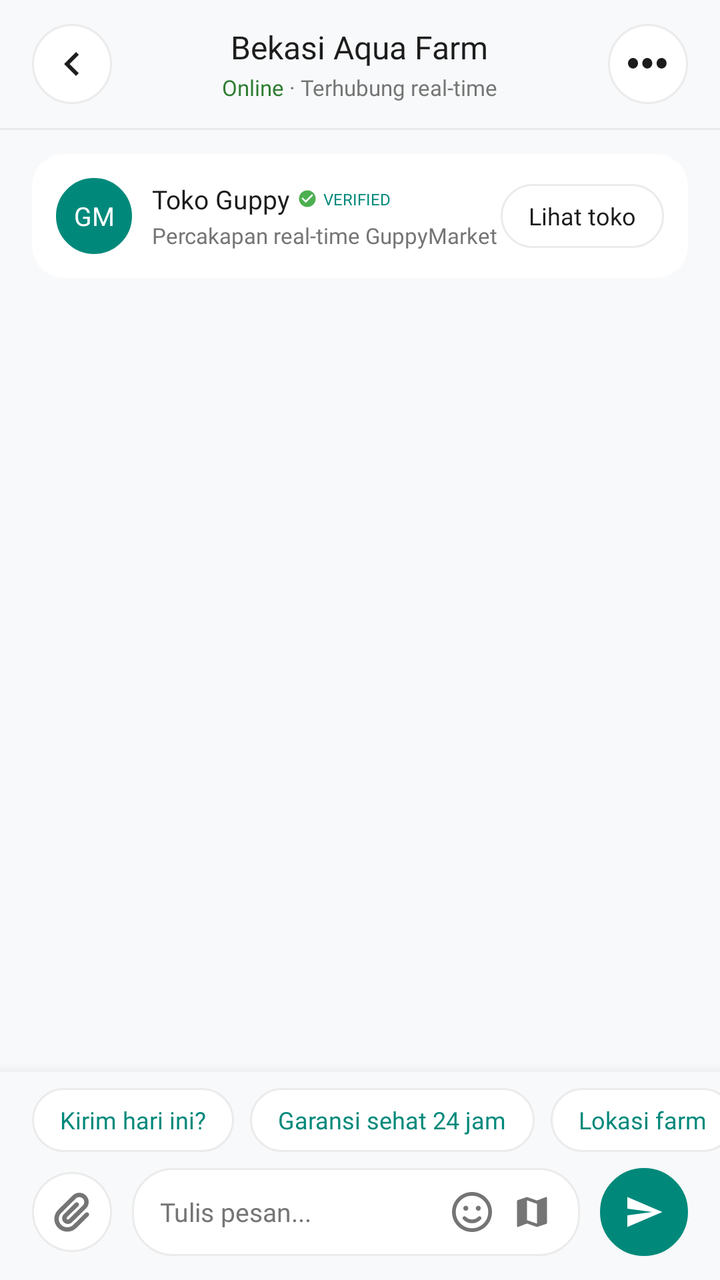
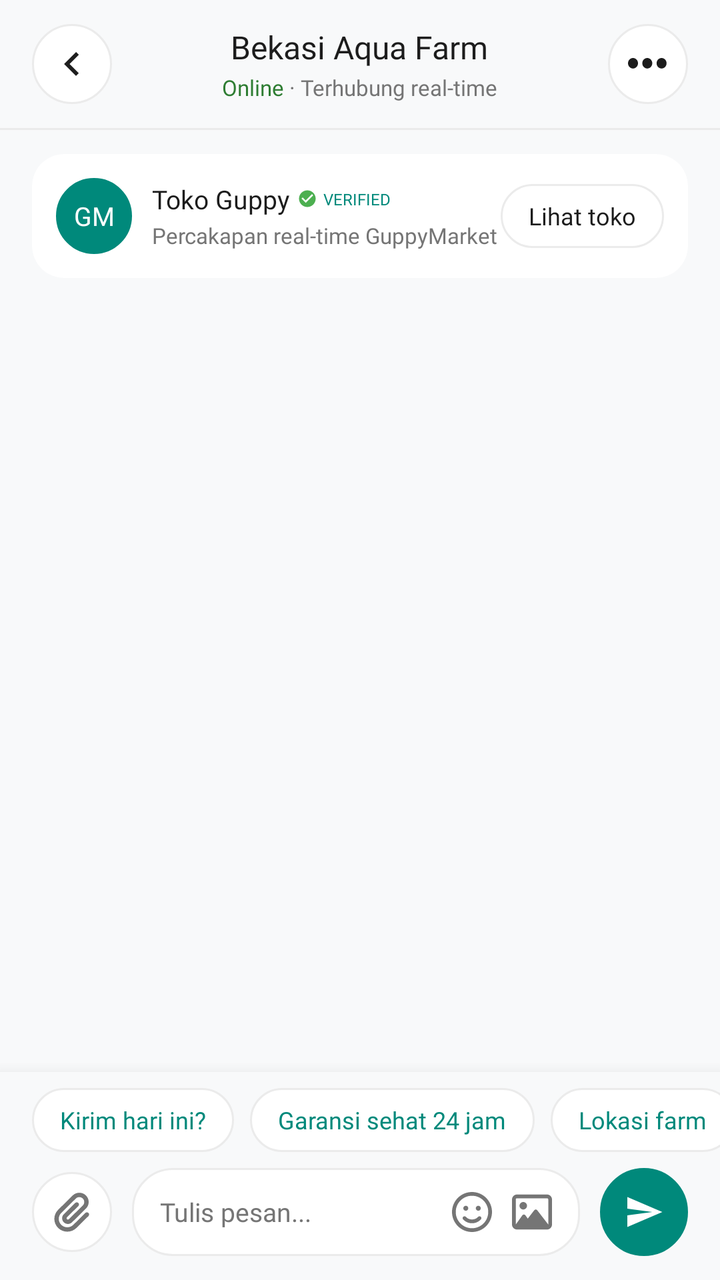

The first picture is an Android layout as it rendered before a commit; the second is the same layout after the commit. The layout source and the unified diff follow.
<!-- AndroidManifest.xml: application theme Theme.GuppyMarketIDN -->
<!-- res/layout/activity_chat.xml -->
<?xml version="1.0" encoding="utf-8"?>
<RelativeLayout
    xmlns:android="http://schemas.android.com/apk/res/android"
    xmlns:app="http://schemas.android.com/apk/res-auto"
    xmlns:tools="http://schemas.android.com/tools"
    android:id="@+id/main"
    android:layout_width="match_parent"
    android:layout_height="match_parent"
    android:background="#F8F9FA"
    tools:context=".menuHome.ChatActivity">

    
    <LinearLayout
        android:id="@+id/topBarChat"
        android:layout_width="match_parent"
        android:layout_height="wrap_content"
        android:layout_alignParentTop="true"
        android:background="#F8F9FA"
        android:paddingHorizontal="16dp"
        android:paddingTop="12dp"
        android:paddingBottom="12dp"
        android:gravity="center_vertical"
        android:orientation="horizontal">

        <ImageView
            android:id="@+id/btnBackChat"
            android:layout_width="40dp"
            android:layout_height="40dp"
            android:background="@drawable/bg_circle_white_stroke"
            android:src="@drawable/ic_chevron_left"
            android:padding="8dp"
            android:clickable="true"
            android:focusable="true"/>

        <LinearLayout
            android:layout_width="0dp"
            android:layout_weight="1"
            android:layout_height="wrap_content"
            android:layout_marginHorizontal="12dp"
            android:gravity="center"
            android:orientation="vertical">

            <TextView
                android:id="@+id/tvChatStoreName"
                android:layout_width="wrap_content"
                android:layout_height="wrap_content"
                android:fontFamily="@font/inter_bold"
                android:text="Bekasi Aqua Farm"
                android:textColor="@color/guppy_text_black"
                android:textSize="16sp" />

            <LinearLayout
                android:layout_width="wrap_content"
                android:layout_height="wrap_content"
                android:layout_marginTop="2dp"
                android:gravity="center"
                android:orientation="horizontal">

                <TextView
                    android:id="@+id/tvChatOnlineStatus"
                    android:layout_width="wrap_content"
                    android:layout_height="wrap_content"
                    android:fontFamily="@font/inter_semi_bold"
                    android:text="Online"
                    android:textColor="#2E7D32"
                    android:textSize="11sp" />

                <TextView
                    android:id="@+id/tvChatResponseSub"
                    android:layout_width="wrap_content"
                    android:layout_height="wrap_content"
                    android:fontFamily="@font/inter_regular"
                    android:text=" · Terhubung real-time"
                    android:textColor="@color/guppy_text_gray"
                    android:textSize="11sp" />
            </LinearLayout>
        </LinearLayout>

        <ImageView
            android:id="@+id/btnMoreOptions"
            android:layout_width="40dp"
            android:layout_height="40dp"
            android:background="@drawable/bg_circle_white_stroke"
            android:src="@drawable/ic_three_dots_setting"
            android:padding="10dp"
            app:tint="@color/guppy_text_black"
            android:clickable="true"
            android:focusable="true"/>
    </LinearLayout>

    <View
        android:id="@+id/dividerChatHeader"
        android:layout_width="match_parent"
        android:layout_height="1dp"
        android:layout_below="@id/topBarChat"
        android:background="@color/guppy_stroke"/>

    
    <androidx.core.widget.NestedScrollView
        android:id="@+id/scrollChatMessages"
        android:layout_width="match_parent"
        android:layout_height="match_parent"
        android:layout_below="@id/dividerChatHeader"
        android:layout_above="@id/bottomInputBarChat"
        android:fillViewport="true">

        <LinearLayout
            android:layout_width="match_parent"
            android:layout_height="wrap_content"
            android:orientation="vertical"
            android:paddingHorizontal="16dp"
            android:paddingTop="12dp"
            android:paddingBottom="24dp">

            
            <androidx.cardview.widget.CardView
                android:id="@+id/cardChatStoreOverlay"
                android:layout_width="match_parent"
                android:layout_height="wrap_content"
                android:layout_marginBottom="10dp"
                app:cardCornerRadius="16dp"
                app:cardElevation="0dp"
                app:cardBackgroundColor="@color/white"
                app:strokeColor="@color/guppy_stroke"
                app:strokeWidth="1dp">

                <LinearLayout
                    android:layout_width="match_parent"
                    android:layout_height="wrap_content"
                    android:padding="12dp"
                    android:gravity="center_vertical"
                    android:orientation="horizontal">

                    <FrameLayout
                        android:layout_width="38dp"
                        android:layout_height="38dp">

                        <TextView
                            android:id="@+id/tvChatStoreAvatar"
                            android:layout_width="38dp"
                            android:layout_height="38dp"
                            android:background="@drawable/bg_circle_image"
                            android:backgroundTint="@color/guppy_primary"
                            android:text="GM"
                            android:textColor="@color/white"
                            android:gravity="center"
                            android:fontFamily="@font/inter_semi_bold"
                            android:textSize="13sp"/>

                        <androidx.cardview.widget.CardView
                            android:id="@+id/cardChatStoreAvatarImage"
                            android:layout_width="38dp"
                            android:layout_height="38dp"
                            app:cardCornerRadius="19dp"
                            app:cardElevation="0dp"
                            android:visibility="gone">

                            <ImageView
                                android:id="@+id/ivChatStoreAvatarImage"
                                android:layout_width="match_parent"
                                android:layout_height="match_parent"
                                android:scaleType="centerCrop"
                                android:src="@drawable/ic_default_user_avatar" />
                        </androidx.cardview.widget.CardView>
                    </FrameLayout>

                    <LinearLayout
                        android:layout_width="0dp"
                        android:layout_weight="1"
                        android:layout_height="wrap_content"
                        android:layout_marginStart="10dp"
                        android:orientation="vertical">

                        <LinearLayout
                            android:layout_width="wrap_content"
                            android:layout_height="wrap_content"
                            android:orientation="horizontal"
                            android:gravity="center_vertical">
                            <TextView
                                android:id="@+id/tvChatStoreCardName"
                                android:layout_width="wrap_content"
                                android:layout_height="wrap_content"
                                android:text="Toko Guppy"
                                android:fontFamily="@font/inter_bold"
                                android:textColor="@color/guppy_text_black"
                                android:textSize="13sp"
                                android:layout_marginEnd="4dp"/>
                            <ImageView
                                android:id="@+id/ivChatVerifiedBadge"
                                android:layout_width="10dp"
                                android:layout_height="10dp"
                                android:src="@drawable/ic_verified_badge"/>
                            <TextView
                                android:id="@+id/tvChatVerifiedTag"
                                android:layout_width="wrap_content"
                                android:layout_height="wrap_content"
                                android:layout_marginStart="3dp"
                                android:text="VERIFIED"
                                android:textColor="@color/guppy_primary"
                                android:fontFamily="@font/inter_bold"
                                android:textSize="8sp"/>
                        </LinearLayout>

                        <TextView
                            android:id="@+id/tvChatStoreSubLabel"
                            android:layout_width="wrap_content"
                            android:layout_height="wrap_content"
                            android:layout_marginTop="2dp"
                            android:text="Percakapan real-time GuppyMarket"
                            android:fontFamily="@font/inter_regular"
                            android:textSize="11sp"
                            android:textColor="@color/guppy_text_gray"/>
                    </LinearLayout>

                    <TextView
                        android:id="@+id/btnViewStore"
                        android:layout_width="wrap_content"
                        android:layout_height="32dp"
                        android:background="@drawable/bg_chip_outline"
                        android:text="Lihat toko"
                        android:textColor="@color/guppy_text_black"
                        android:fontFamily="@font/inter_bold"
                        android:textSize="12sp"
                        android:gravity="center"
                        android:paddingHorizontal="14dp"
                        android:clickable="true"
                        android:focusable="true"/>
                </LinearLayout>
            </androidx.cardview.widget.CardView>

            
            <androidx.cardview.widget.CardView
                android:id="@+id/cardAttachedProduct"
                android:layout_width="match_parent"
                android:layout_height="wrap_content"
                android:layout_marginBottom="16dp"
                android:visibility="gone"
                app:cardCornerRadius="16dp"
                app:cardElevation="0dp"
                app:cardBackgroundColor="@color/white"
                app:strokeColor="@color/guppy_stroke"
                app:strokeWidth="1dp">

                <LinearLayout
                    android:layout_width="match_parent"
                    android:layout_height="wrap_content"
                    android:padding="12dp"
                    android:gravity="center_vertical"
                    android:orientation="horizontal">

                    <com.google.android.material.imageview.ShapeableImageView
                        android:layout_width="56dp"
                        android:layout_height="56dp"
                        android:src="@drawable/bg_image_grid"
                        android:scaleType="centerCrop"
                        app:cornerSize="10dp"/>

                    <LinearLayout
                        android:layout_width="0dp"
                        android:layout_weight="1"
                        android:layout_height="wrap_content"
                        android:layout_marginStart="12dp"
                        android:orientation="vertical">

                        <TextView
                            android:id="@+id/tvAttachedProductTitle"
                            android:layout_width="wrap_content"
                            android:layout_height="wrap_content"
                            android:text=""
                            android:textColor="@color/guppy_text_black"
                            android:fontFamily="@font/inter_bold"
                            android:textSize="14sp"/>

                        <TextView
                            android:id="@+id/tvAttachedProductPrice"
                            android:layout_width="wrap_content"
                            android:layout_height="wrap_content"
                            android:layout_marginTop="4dp"
                            android:text=""
                            android:textColor="@color/guppy_primary"
                            android:fontFamily="@font/inter_bold"
                            android:textSize="13sp"/>
                    </LinearLayout>
                </LinearLayout>
            </androidx.cardview.widget.CardView>

            
            <TextView
                android:id="@+id/tvChatEmptyState"
                android:layout_width="match_parent"
                android:layout_height="wrap_content"
                android:layout_marginTop="48dp"
                android:layout_marginBottom="24dp"
                android:gravity="center"
                android:text="Belum ada pesan.\nMulai percakapan di bawah."
                android:textColor="@color/guppy_text_gray"
                android:fontFamily="@font/inter_regular"
                android:textSize="13sp"
                android:visibility="gone"/>

            
            <LinearLayout
                android:id="@+id/layoutDynamicChatMessages"
                android:layout_width="match_parent"
                android:layout_height="wrap_content"
                android:orientation="vertical"/>
        </LinearLayout>
    </androidx.core.widget.NestedScrollView>

    
    <LinearLayout
        android:id="@+id/bottomInputBarChat"
        android:layout_width="match_parent"
        android:layout_height="wrap_content"
        android:layout_alignParentBottom="true"
        android:background="#F8F9FA"
        android:elevation="12dp"
        android:orientation="vertical"
        android:paddingTop="8dp"
        android:paddingBottom="12dp">

        
        <HorizontalScrollView
            android:layout_width="match_parent"
            android:layout_height="wrap_content"
            android:scrollbars="none"
            android:clipToPadding="false"
            android:paddingHorizontal="16dp"
            android:layout_marginBottom="8dp">

            <LinearLayout
                android:layout_width="wrap_content"
                android:layout_height="wrap_content"
                android:orientation="horizontal">

                <TextView
                    android:id="@+id/chipQuickReply1"
                    android:layout_width="wrap_content"
                    android:layout_height="32dp"
                    android:background="@drawable/bg_chip_outline"
                    android:text="Kirim hari ini?"
                    android:textColor="@color/guppy_primary"
                    android:fontFamily="@font/inter_semi_bold"
                    android:textSize="12sp"
                    android:gravity="center"
                    android:paddingHorizontal="14dp"
                    android:layout_marginEnd="8dp"
                    android:clickable="true"
                    android:focusable="true"/>

                <TextView
                    android:id="@+id/chipQuickReply2"
                    android:layout_width="wrap_content"
                    android:layout_height="32dp"
                    android:background="@drawable/bg_chip_outline"
                    android:text="Garansi sehat 24 jam"
                    android:textColor="@color/guppy_primary"
                    android:fontFamily="@font/inter_semi_bold"
                    android:textSize="12sp"
                    android:gravity="center"
                    android:paddingHorizontal="14dp"
                    android:layout_marginEnd="8dp"
                    android:clickable="true"
                    android:focusable="true"/>

                <TextView
                    android:id="@+id/chipQuickReply3"
                    android:layout_width="wrap_content"
                    android:layout_height="32dp"
                    android:background="@drawable/bg_chip_outline"
                    android:text="Lokasi farm"
                    android:textColor="@color/guppy_primary"
                    android:fontFamily="@font/inter_semi_bold"
                    android:textSize="12sp"
                    android:gravity="center"
                    android:paddingHorizontal="14dp"
                    android:clickable="true"
                    android:focusable="true"/>
            </LinearLayout>
        </HorizontalScrollView>

        
        <LinearLayout
            android:layout_width="match_parent"
            android:layout_height="wrap_content"
            android:paddingHorizontal="16dp"
            android:gravity="center_vertical"
            android:orientation="horizontal">

            
            <ImageView
                android:id="@+id/btnAttachFile"
                android:layout_width="40dp"
                android:layout_height="40dp"
                android:background="@drawable/bg_circle_white_stroke"
                android:src="@drawable/ic_attachment_clip"
                android:padding="10dp"
                app:tint="@color/guppy_text_gray"
                android:layout_marginEnd="10dp"
                android:clickable="true"
                android:focusable="true"/>

            
            <LinearLayout
                android:layout_width="0dp"
                android:layout_weight="1"
                android:layout_height="44dp"
                android:background="@drawable/bg_chip_outline"
                android:gravity="center_vertical"
                android:orientation="horizontal"
                android:paddingHorizontal="14dp">

                <EditText
                    android:id="@+id/etChatMessage"
                    android:layout_width="0dp"
                    android:layout_weight="1"
                    android:layout_height="match_parent"
                    android:background="@null"
                    android:hint="Tulis pesan..."
                    android:textColorHint="@color/guppy_text_gray"
                    android:textColor="@color/guppy_text_black"
                    android:fontFamily="@font/inter_regular"
                    android:textSize="13sp"
                    android:inputType="textShortMessage"
                    android:imeOptions="actionSend"/>

                <ImageView
                    android:id="@+id/btnEmoji"
                    android:layout_width="20dp"
                    android:layout_height="20dp"
                    android:src="@drawable/ic_emoji_face"
                    app:tint="@color/guppy_text_gray"
                    android:layout_marginEnd="10dp"
                    android:clickable="true"
                    android:focusable="true"/>

                <ImageView
                    android:id="@+id/btnGallery"
                    android:layout_width="20dp"
                    android:layout_height="20dp"
                    android:src="@drawable/ic_map_folded"
                    app:tint="@color/guppy_text_gray"
                    android:clickable="true"
                    android:focusable="true"/>
            </LinearLayout>

            
            <ImageView
                android:id="@+id/btnSendMessage"
                android:layout_width="44dp"
                android:layout_height="44dp"
                android:layout_marginStart="10dp"
                android:background="@drawable/bg_circle_image"
                android:backgroundTint="@color/guppy_primary"
                android:src="@drawable/ic_send_plane"
                app:tint="@color/white"
                android:padding="12dp"
                android:clickable="true"
                android:focusable="true"/>
        </LinearLayout>
    </LinearLayout>

</RelativeLayout>
<!-- resources referenced by this layout -->
<resources>
  <color name="guppy_primary">#00897B</color>
  <color name="guppy_stroke">#EBEBEB</color>
  <color name="guppy_text_black">#1C1C1C</color>
  <color name="guppy_text_gray">#757575</color>
  <color name="white">#FFFFFFFF</color>
  <!-- drawable bg_chip_outline (drawable) -->
  <?xml version="1.0" encoding="utf-8"?>
  <shape xmlns:android="http://schemas.android.com/apk/res/android">
      <solid android:color="@color/white" />
      <stroke android:width="1dp" android:color="@color/guppy_stroke" />
      <corners android:radius="20dp" />
  </shape>
  <!-- drawable bg_circle_image (drawable) -->
  <?xml version="1.0" encoding="utf-8"?>
  <shape xmlns:android="http://schemas.android.com/apk/res/android" android:shape="oval">
      <solid android:color="@color/guppy_stroke" />
      <stroke android:width="2dp" android:color="@color/guppy_primary" />
  </shape>
  <!-- drawable bg_circle_white_stroke (drawable) -->
  <?xml version="1.0" encoding="utf-8"?>
  <shape xmlns:android="http://schemas.android.com/apk/res/android" android:shape="oval">
      <solid android:color="@color/white" />
      <stroke android:width="1dp" android:color="@color/guppy_stroke" />
  </shape>
  <!-- drawable ic_chevron_left (drawable) -->
  <vector xmlns:android="http://schemas.android.com/apk/res/android"
      android:width="24dp"
      android:height="24dp"
      android:viewportWidth="24"
      android:viewportHeight="24">
    <path
        android:fillColor="#1E1E1E"
        android:pathData="M15.41,16.59L10.83,12l4.58,-4.59L14,6l-6,6 6,6 1.41,-1.41z"/>
  </vector>
  <!-- drawable ic_map_folded (drawable) -->
  <vector xmlns:android="http://schemas.android.com/apk/res/android"
      android:width="24dp"
      android:height="24dp"
      android:viewportWidth="24"
      android:viewportHeight="24">
    <path
        android:fillColor="#374957"
        android:pathData="M20.5,3l-0.16,0.03L15,5.1 9,3 3.36,4.9c-0.21,0.07 -0.36,0.25 -0.36,0.48V20.5c0,0.28 0.22,0.5 0.5,0.5l0.16,-0.03L9,18.9l6,2.1 5.64,-1.9c0.21,-0.07 0.36,-0.25 0.36,-0.48V3.5c0,-0.28 -0.22,-0.5 -0.5,-0.5zM15,19l-6,-2.11V5l6,2.11V19z"/>
  </vector>
  <!-- drawable ic_send_plane (drawable) -->
  <vector xmlns:android="http://schemas.android.com/apk/res/android"
      android:width="24dp"
      android:height="24dp"
      android:viewportWidth="24"
      android:viewportHeight="24">
    <path
        android:fillColor="#FFFFFF"
        android:pathData="M2.01,21L23,12 2.01,3 2,10l15,2 -15,2z"/>
  </vector>
  <style name="Theme.GuppyMarketIDN" parent="Base.Theme.GuppyMarketIDN" />
  <color name="guppy_background">#F8F9FA</color>
  <!-- unchanged entries left out for length: 7 -->
</resources>

<!-- the commit's change to res/layout/activity_chat.xml (unified diff, before → after) -->
@@ -438,7 +438,7 @@
                     android:id="@+id/btnGallery"
                     android:layout_width="20dp"
                     android:layout_height="20dp"
-                    android:src="@drawable/ic_map_folded"
+                    android:src="@drawable/ic_picture_gallery"
                     app:tint="@color/guppy_text_gray"
                     android:clickable="true"
                     android:focusable="true"/>
<!-- resource entries referenced after the edit -->
@@ -34,15 +34,16 @@
         android:fillColor="#1E1E1E"
         android:pathData="M15.41,16.59L10.83,12l4.58,-4.59L14,6l-6,6 6,6 1.41,-1.41z"/>
   </vector>
-  <!-- drawable ic_map_folded (drawable) -->
+  <!-- drawable ic_picture_gallery (drawable) -->
+  <?xml version="1.0" encoding="utf-8"?>
   <vector xmlns:android="http://schemas.android.com/apk/res/android"
-      android:width="24dp"
-      android:height="24dp"
-      android:viewportWidth="24"
-      android:viewportHeight="24">
-    <path
-        android:fillColor="#374957"
-        android:pathData="M20.5,3l-0.16,0.03L15,5.1 9,3 3.36,4.9c-0.21,0.07 -0.36,0.25 -0.36,0.48V20.5c0,0.28 0.22,0.5 0.5,0.5l0.16,-0.03L9,18.9l6,2.1 5.64,-1.9c0.21,-0.07 0.36,-0.25 0.36,-0.48V3.5c0,-0.28 -0.22,-0.5 -0.5,-0.5zM15,19l-6,-2.11V5l6,2.11V19z"/>
+      android:width="20dp"
+      android:height="20dp"
+      android:viewportWidth="18"
+      android:viewportHeight="18">
+      <path
+          android:fillColor="#6B7570"
+          android:pathData="M15.75,2.8125C16.0594,2.8125 16.3125,3.06562 16.3125,3.375V14.618L16.1367,14.3895L11.3555,8.20195C11.1973,7.99453 10.9477,7.875 10.6875,7.875C10.4273,7.875 10.1812,7.99453 10.0195,8.20195L7.10156,11.9777L6.0293,10.4766C5.87109,10.2551 5.61797,10.125 5.34375,10.125C5.06953,10.125 4.81641,10.2551 4.6582,10.4801L1.8457,14.4176L1.6875,14.6355V14.625V3.375C1.6875,3.06562 1.94062,2.8125 2.25,2.8125H15.75ZM2.25,1.125C1.00898,1.125 0,2.13398 0,3.375V14.625C0,15.866 1.00898,16.875 2.25,16.875H15.75C16.991,16.875 18,15.866 18,14.625V3.375C18,2.13398 16.991,1.125 15.75,1.125H2.25ZM5.0625,7.875C5.28411,7.875 5.50354,7.83135 5.70828,7.74655C5.91302,7.66174 6.09904,7.53744 6.25574,7.38074C6.41244,7.22404 6.53674,7.03802 6.62155,6.83328C6.70635,6.62854 6.75,6.40911 6.75,6.1875C6.75,5.96589 6.70635,5.74646 6.62155,5.54172C6.53674,5.33698 6.41244,5.15096 6.25574,4.99426C6.09904,4.83756 5.91302,4.71326 5.70828,4.62845C5.50354,4.54365 5.28411,4.5 5.0625,4.5C4.84089,4.5 4.62146,4.54365 4.41672,4.62845C4.21198,4.71326 4.02596,4.83756 3.86926,4.99426C3.71256,5.15096 3.58826,5.33698 3.50345,5.54172C3.41865,5.74646 3.375,5.96589 3.375,6.1875C3.375,6.40911 3.41865,6.62854 3.50345,6.83328C3.58826,7.03802 3.71256,7.22404 3.86926,7.38074C4.02596,7.53744 4.21198,7.66174 4.41672,7.74655C4.62146,7.83135 4.84089,7.875 5.0625,7.875Z"/>
   </vector>
   <!-- drawable ic_send_plane (drawable) -->
   <vector xmlns:android="http://schemas.android.com/apk/res/android"
